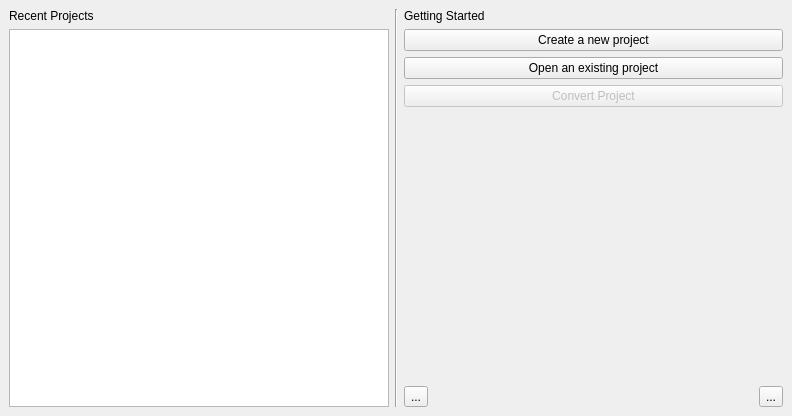
The window that src/noggit/ui/windows/projectSelection/NoggitProjectSelectionWindow.ui (randomkid2/Noggit_Crimson) describes before a commit, drawn with Qt 5.
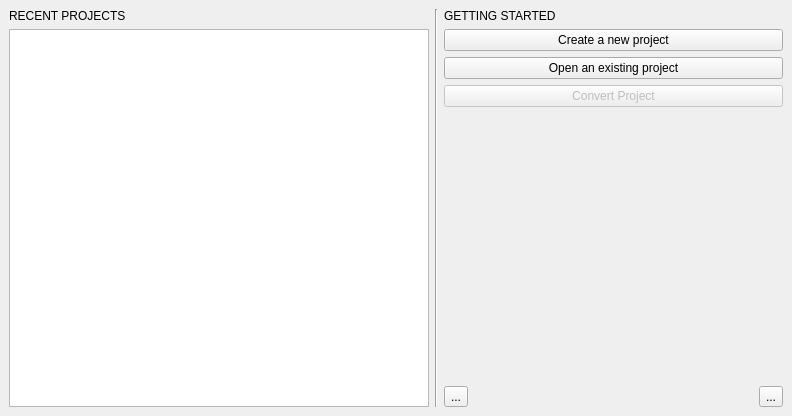
The same window after the commit. Icons and pictures are not drawn.

```diff
--- a/src/noggit/ui/windows/projectSelection/NoggitProjectSelectionWindow.ui
+++ b/src/noggit/ui/windows/projectSelection/NoggitProjectSelectionWindow.ui
@@ -36,7 +36,7 @@
            </sizepolicy>
           </property>
           <property name="text">
-           <string>Recent Projects</string>
+           <string>RECENT PROJECTS</string>
           </property>
          </widget>
         </item>
@@ -50,7 +50,7 @@
           </property>
           <property name="minimumSize">
            <size>
-            <width>380</width>
+            <width>420</width>
             <height>0</height>
            </size>
           </property>
@@ -84,7 +84,7 @@
              <bool>false</bool>
             </property>
             <property name="text">
-             <string>Getting Started</string>
+             <string>GETTING STARTED</string>
             </property>
             <property name="wordWrap">
              <bool>false</bool>
```
